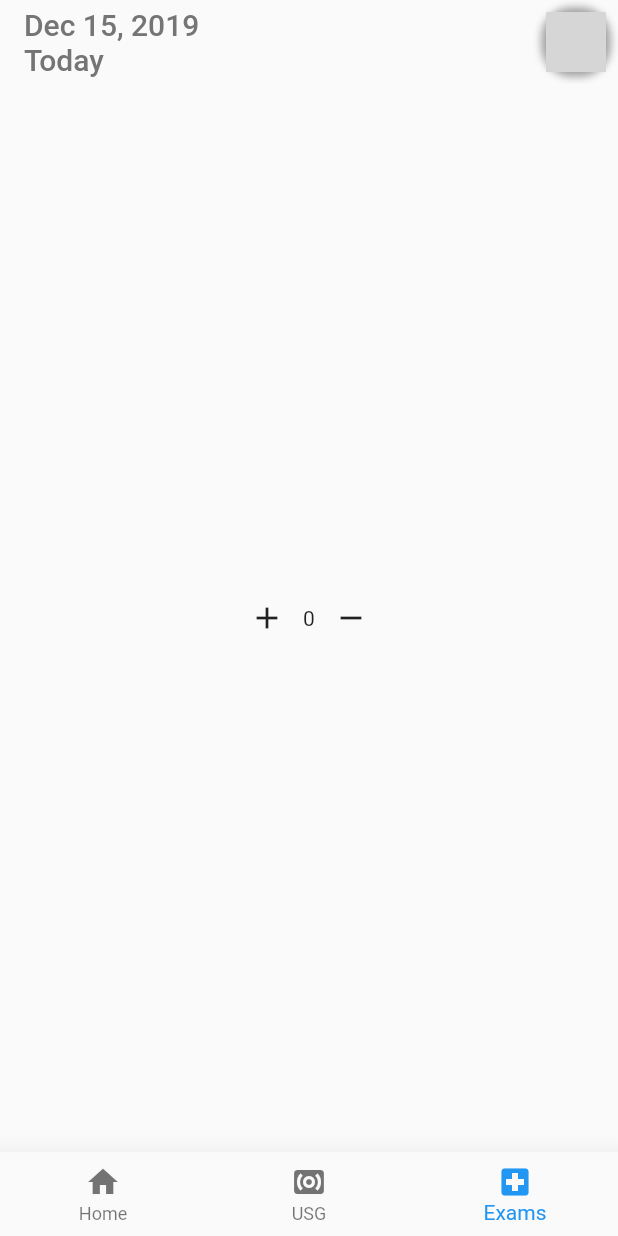
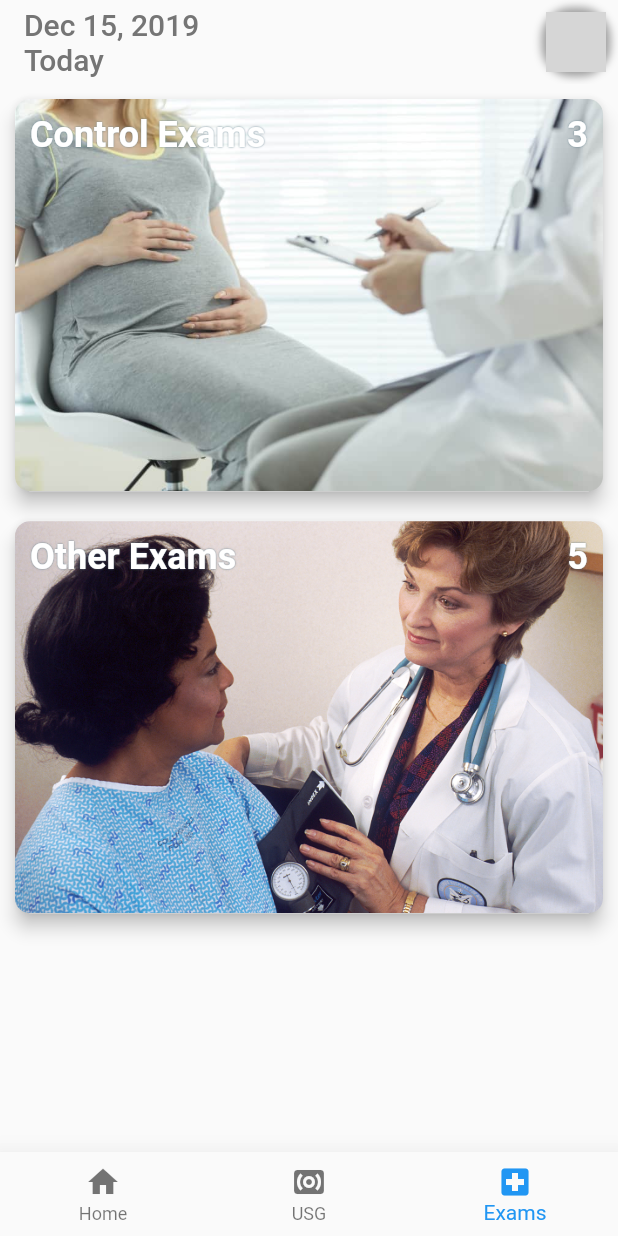
Before and after one commit to ReccaFlames/pregnancy_card, a Flutter app: the screen it shows after launch, item 3 of the bottom bar chosen, on a phone screen of 412 x 824 dp. Run offline on Flutter 3.47's test engine with Material 2 defaults, Android fonts, the phone set to English and light mode, and no system bars; our stand-ins replace circular_check_box; network calls fail; project files that could hold a hidden picture were left out; grey boxes are pictures that could not be loaded.

Commit message:
Added exams pages

```diff
--- /dev/null
+++ b/lib/exams_main_page.dart
@@ -0,0 +1,120 @@
+import 'package:flutter/material.dart';
+
+import 'control_exams_page.dart';
+import 'other_exams_page.dart';
+
+class ExamsMainPage extends StatefulWidget {
+  @override
+  State<StatefulWidget> createState() => ExamsMainPageState();
+
+}
+
+class ExamsMainPageState extends State<ExamsMainPage> {
+
+  void _navigate(page) {
+    Navigator.push(
+      context,
+      MaterialPageRoute(builder: (context) => page),
+    );
+  }
+
+  @override
+  Widget build(BuildContext context) {
+    return Scaffold(
+      body: Center(
+        child: Column(
+          children: <Widget>[
+            CardWithHeader(
+              leftText: 'Control Exams',
+              rightText: '3',
+              textColor: Colors.white,
+              imagePath: 'images/exam-pregnancy.jpg',
+              onPressed: () {
+                _navigate(ControlExamsPage());
+              },
+            ),
+            CardWithHeader(
+              leftText: 'Other Exams',
+              rightText: '5',
+              textColor: Colors.white,
+              imagePath: 'images/doctor_takes_blood_pressure.jpg',
+              onPressed: () {
+                _navigate(OtherExamsPage());
+              },
+            ),
+          ],
+        ),
+      ),
+    );
+  }
+
+}
+
+class CardWithHeader extends StatelessWidget {
+
+  final String leftText;
+  final String rightText;
+  final Color textColor;
+  final String imagePath;
+  final Function onPressed;
+
+
+  CardWithHeader({this.leftText, this.rightText, this.textColor, this.imagePath, @required this.onPressed});
+
+  @override
+  Widget build(BuildContext context) {
+    return InkWell(
+      onTap: onPressed,
+      child: Container(
+        child: Card(
+          semanticContainer: true,
+          clipBehavior: Clip.antiAliasWithSaveLayer,
+          child: Stack(
+            children: <Widget>[
+              Image.asset(
+                imagePath,
+                fit: BoxFit.fill,
+              ),
+              Padding(
+                padding: const EdgeInsets.all(10.0),
+                child: Row(
+                  mainAxisAlignment: MainAxisAlignment.spaceBetween,
+                  children: <Widget>[
+                    Text(
+                      leftText,
+                      style: textStyle(),
+                    ),
+                    Text(
+                      rightText,
+                      style: textStyle(),
+                    ),
+                  ],
+                ),
+              ),
+            ],
+          ),
+          shape: RoundedRectangleBorder(
+            borderRadius: BorderRadius.circular(10.0),
+          ),
+          elevation: 5,
+          margin: EdgeInsets.all(10),
+        ),
+      ),
+    );
+  }
+
+  textStyle() {
+    return TextStyle(
+      fontWeight: FontWeight.bold,
+      fontSize: 24,
+      color: textColor,
+      shadows: [
+        Shadow(
+          color: Colors.blueGrey,
+          blurRadius: 1.0,
+        ),
+      ],
+    );
+  }
+
+}
--- a/lib/home_widget.dart
+++ b/lib/home_widget.dart
@@ -1,8 +1,8 @@
 import 'package:flutter/material.dart';
 import 'package:intl/intl.dart';
-import 'placeholder_widget.dart';
-//import 'custom_progress_bar.dart';
+import 'exams_main_page.dart';
 import 'home_page.dart';
+import 'user_profile_page.dart';
 import 'usg_main_widget.dart';
 
 class Home extends StatefulWidget {
@@ -20,7 +20,7 @@ class _HomeState extends State<Home> {
     _children = [
       new HomePageView(),
       new UsgMainPage(),
-      new PlaceholderWidget(),
+      new ExamsMainPage(),
     ];
     super.initState();
   }
@@ -28,7 +28,14 @@ class _HomeState extends State<Home> {
   final f = new DateFormat.yMMMd().format(new DateTime.now());
 
   createAvatar() {
-    return new Container(
+    return InkWell(
+      onTap: () {
+        Navigator.push(
+          context,
+          MaterialPageRoute(builder: (context) => UserProfilePage()),
+        );
+      },
+      child: new Container(
         width: 40.0,
         height: 40.0,
         decoration: new BoxDecoration(
@@ -44,6 +51,7 @@ class _HomeState extends State<Home> {
               spreadRadius: 3.0, // has the effect of extending the shadow
             )
           ],
+        ),
       ),
     );
   }
```
Also changed, not shown: lib/control_exams_page.dart (added, +108 -0 lines), lib/other_exams_page.dart (added, +162 -0 lines), images/doctor_takes_blood_pressure.jpg (added), images/exam-pregnancy.jpg (added), images/stethoscope.jpg (added). Lines whose indentation alone changed are shown as unchanged.
